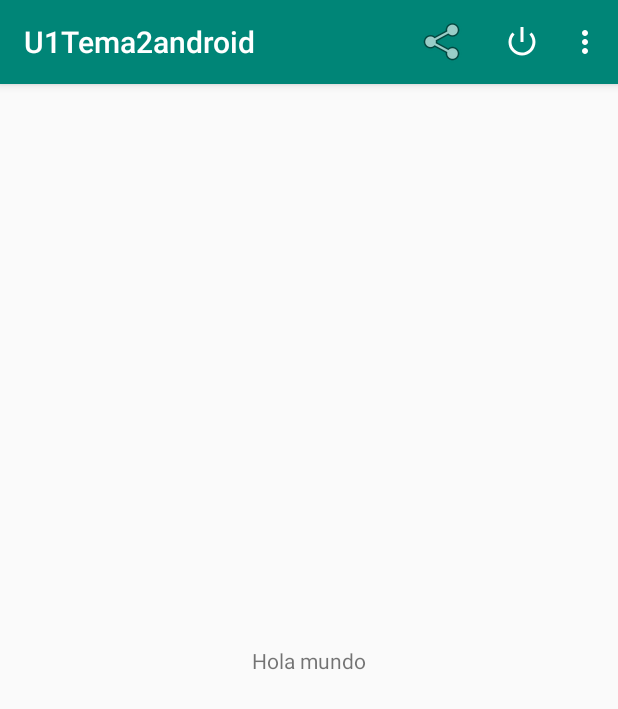
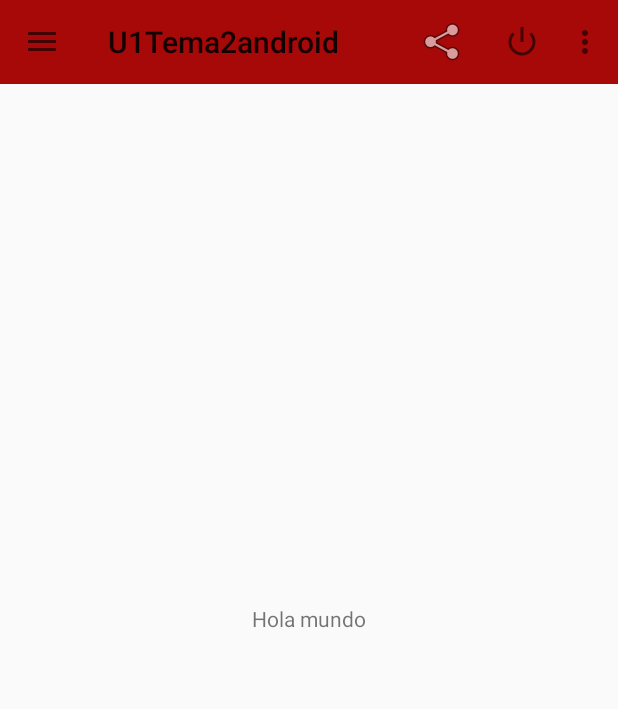
Before and after one commit to ArlynC/U1ArlynCotradoEjercicio2Tema3, an Android app: the screen it shows after launch (MainActivity), on a phone screen of 412 x 824 dp. Shown: the top 709 px of the screen. Run offline under Robolectric (Android 15) with nearby library versions, the phone set to English and light mode, and no system bars.

Commit message:
añadiendo navigation drawer

```diff
--- a/app/build.gradle
+++ b/app/build.gradle
@@ -27,4 +27,5 @@
     androidTestImplementation 'androidx.test.ext:junit:1.1.1'
     androidTestImplementation 'androidx.test.espresso:espresso-core:3.2.0'
     implementation 'androidx.recyclerview:recyclerview:1.0.0'
+    implementation 'com.google.android.material:material:1.2.0-alpha03'
 }
--- a/app/src/main/java/com/example/u1tema2android/MainActivity.java
+++ b/app/src/main/java/com/example/u1tema2android/MainActivity.java
@@ -1,22 +1,76 @@
 package com.example.u1tema2android;
 
+import androidx.appcompat.app.ActionBarDrawerToggle;
 import androidx.appcompat.app.AppCompatActivity;
+import androidx.drawerlayout.widget.DrawerLayout;
 
 import android.content.Intent;
 import android.os.Bundle;
 import android.view.Menu;
 import android.view.MenuItem;
 
+
+import androidx.appcompat.widget.Toolbar;
+import androidx.core.view.GravityCompat;
+
+import com.google.android.material.navigation.NavigationView;
+import com.google.android.material.snackbar.Snackbar;
 import com.example.u1tema2android.FragmentTabhost.MiFragmentTabhost;
 import com.example.u1tema2android.Multimedia.Multimedia;
 import com.example.u1tema2android.RecyclerView.MiRecyclerView;
 
-public class MainActivity extends AppCompatActivity {
+public class MainActivity extends AppCompatActivity implements NavigationView.OnNavigationItemSelectedListener {
 
     @Override
     protected void onCreate(Bundle savedInstanceState) {
         super.onCreate(savedInstanceState);
-        setContentView(R.layout.activity_main);
+        setContentView(R.layout.drawerlayout);
+
+        Toolbar toolbar = (Toolbar) findViewById(R.id.toolbar);
+        setSupportActionBar(toolbar);
+// Navigation Drawer
+        DrawerLayout drawer = (DrawerLayout) findViewById(
+                R.id.drawer_layout);
+        ActionBarDrawerToggle toggle = new ActionBarDrawerToggle(this,
+                drawer, toolbar, R.string.drawer_open, R.string. drawer_close);
+        drawer.addDrawerListener(toggle);
+        toggle.syncState();
+        NavigationView navigationView = (NavigationView) findViewById(
+                R.id.nav_view);
+        navigationView.setNavigationItemSelectedListener(this);
+    }
+    @SuppressWarnings("StatementWithEmptyBody")
+    @Override
+    public boolean onNavigationItemSelected(MenuItem item) {
+        switch (item.getItemId()) {
+            case R.id.nav_compartir:
+                Intent paramView;
+                paramView = new Intent("android.intent.action.SEND");
+                paramView.setType("text/plain");
+                paramView.putExtra("android.intent.extra.TEXT", "Descarga nuestra app de la PlayStore" +
+                        " \n" + "https://play.google.com/store/apps/details?id=app.product.demarktec.alo14_pasajero");
+                startActivity(Intent.createChooser(paramView, "Comparte Nuestro aplicativo"));
+                break;
+            case R.id.nav_salir:
+                finish();
+                break;
+            default:
+                break;
+        }
+        DrawerLayout drawer = (DrawerLayout) findViewById(
+                R.id.drawer_layout);
+        drawer.closeDrawer(GravityCompat.START);
+        return true;
+    }
+    @Override
+    public void onBackPressed() {
+        DrawerLayout drawer = (DrawerLayout) findViewById(
+                R.id.drawer_layout);
+        if (drawer.isDrawerOpen(GravityCompat.START)) {
+            drawer.closeDrawer(GravityCompat.START);
+        } else {
+            super.onBackPressed();
+        }
     }
     @Override public boolean onCreateOptionsMenu(Menu menu) {
         getMenuInflater().inflate(R.menu.menu1, menu);
--- a/app/src/main/res/layout/activity_main.xml
+++ b/app/src/main/res/layout/activity_main.xml
@@ -5,7 +5,13 @@
     android:layout_width="match_parent"
     android:layout_height="match_parent"
     tools:context=".MainActivity">
-
+    <androidx.appcompat.widget.Toolbar
+        android:id="@+id/toolbar"
+        android:layout_width="match_parent"
+        android:layout_height="wrap_content"
+        android:minHeight="?attr/actionBarSize"
+        android:background="#a70909"
+        tools:ignore="MissingConstraints" />
     <TextView
         android:layout_width="wrap_content"
         android:layout_height="wrap_content"
--- /dev/null
+++ b/app/src/main/res/layout/drawerlayout.xml
@@ -0,0 +1,22 @@
+<androidx.drawerlayout.widget.DrawerLayout
+    xmlns:android="http://schemas.android.com/apk/res/android"
+    xmlns:app="http://schemas.android.com/apk/res-auto"
+    android:id="@+id/drawer_layout"
+    android:layout_width="match_parent"
+    android:layout_height="match_parent"
+    android:fitsSystemWindows="true">
+    <!--El contenido de la actividad -->
+    <include
+        layout="@layout/activity_main"
+        android:layout_width="match_parent"
+        android:layout_height="match_parent" />
+    <!--El contenido del Navigation Drawer -->
+    <com.google.android.material.navigation.NavigationView
+        android:id="@+id/nav_view"
+        android:layout_width="wrap_content"
+        android:layout_height="match_parent"
+        android:layout_gravity="start"
+        android:fitsSystemWindows="true"
+        app:headerLayout="@layout/nav_header_main"
+        app:menu="@menu/menu2" />
+</androidx.drawerlayout.widget.DrawerLayout>
--- /dev/null
+++ b/app/src/main/res/menu/menu2.xml
@@ -0,0 +1,23 @@
+<menu xmlns:android="http://schemas.android.com/apk/res/android">
+    <group android:checkableBehavior="single">
+        <item android:id="@+id/Fragment1"
+            android:icon="@android:drawable/ic_menu_gallery"
+            android:title="Fragmento ejemplo1" />
+        <item android:id="@+id/Fragment2"
+            android:icon="@android:drawable/ic_menu_gallery"
+            android:title="Fragmento ejemplo2" />
+        <item android:id="@+id/Fragment3"
+            android:icon="@android:drawable/ic_menu_gallery"
+            android:title="Fragmento ejemplo3" />
+    </group>
+    <item android:title="Acciones adicionales">
+        <menu>
+            <item android:id="@+id/nav_compartir"
+                android:icon="@android:drawable/ic_menu_share"
+                android:title="Compartir" />
+            <item android:id="@+id/nav_salir"
+                android:icon="@android:drawable/ic_menu_manage"
+                android:title="Salir" />
+        </menu>
+    </item>
+</menu>
--- a/app/src/main/res/values/strings.xml
+++ b/app/src/main/res/values/strings.xml
@@ -1,3 +1,5 @@
 <resources>
     <string name="app_name">U1Tema2android</string>
+    <string name="drawer_open">abrir</string>
+    <string name="drawer_close">cerrar</string>
 </resources>
--- a/app/src/main/res/values/styles.xml
+++ b/app/src/main/res/values/styles.xml
@@ -1,7 +1,7 @@
 <resources>
 
     <!-- Base application theme. -->
-    <style name="AppTheme" parent="Theme.AppCompat.Light.DarkActionBar">
+    <style name="AppTheme" parent="Theme.AppCompat.Light.NoActionBar">
         <!-- Customize your theme here. -->
         <item name="colorPrimary">@color/colorPrimary</item>
         <item name="colorPrimaryDark">@color/colorPrimaryDark</item>
```
Also changed, not shown: app/src/main/res/layout/nav_header_main.xml (added, +30 -0 lines).
